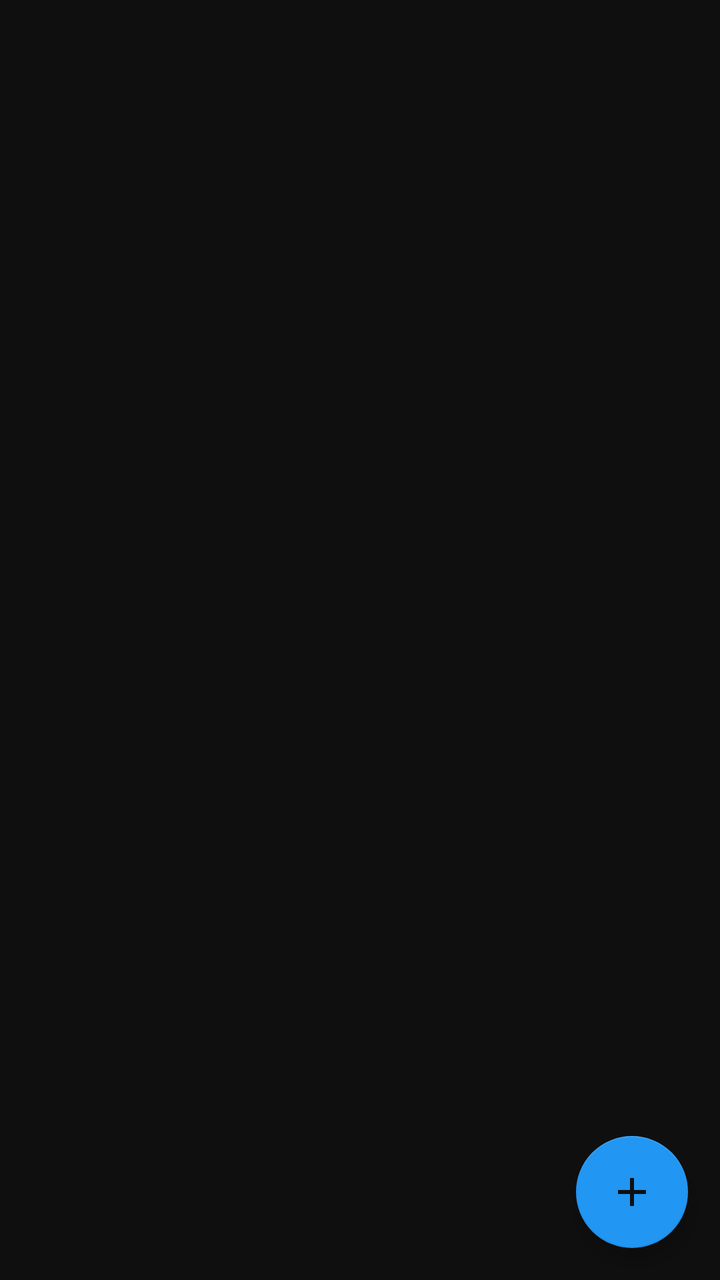
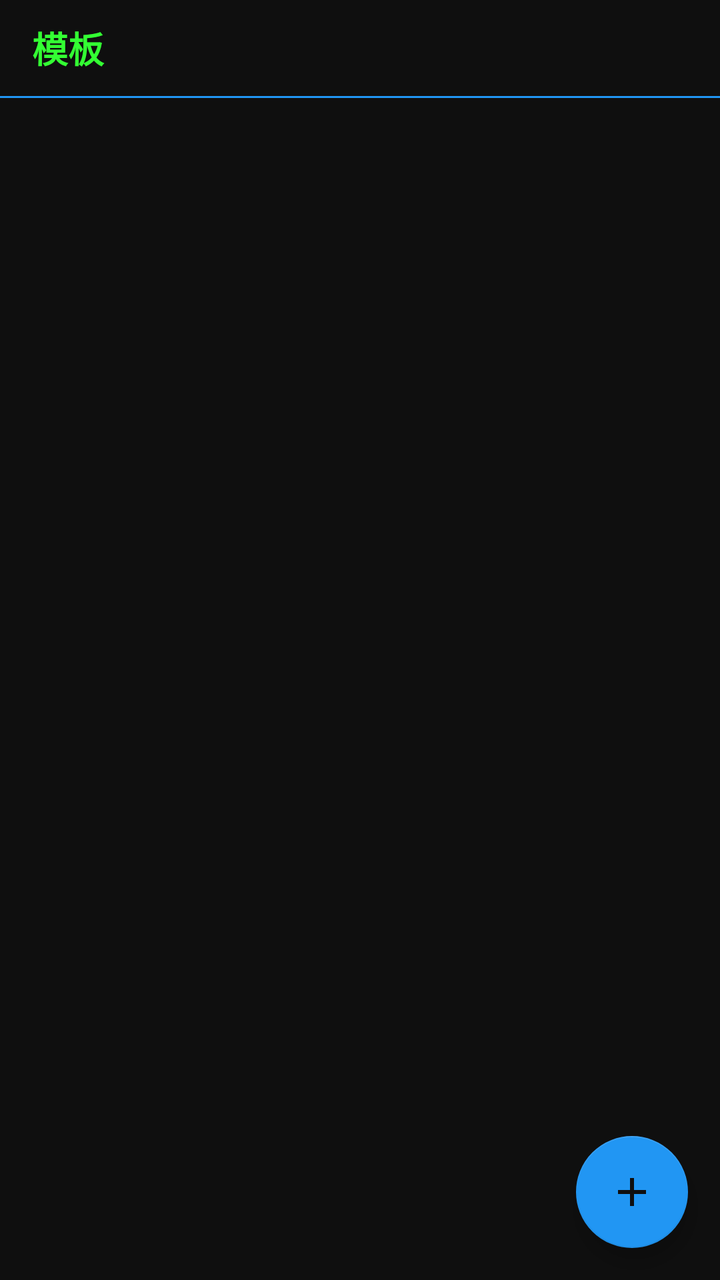

Compare the two renders of this Android layout. The source of the first and the diff that turns it into the second are given below.
<!-- AndroidManifest.xml: application theme Theme.TerminusRoot -->
<!-- res/layout/activity_templates.xml -->
<?xml version="1.0" encoding="utf-8"?>
<androidx.constraintlayout.widget.ConstraintLayout xmlns:android="http://schemas.android.com/apk/res/android"
    xmlns:app="http://schemas.android.com/apk/res-auto"
    android:layout_width="match_parent"
    android:layout_height="match_parent">

    <androidx.recyclerview.widget.RecyclerView
        android:id="@+id/recyclerTemplates"
        android:layout_width="match_parent"
        android:layout_height="0dp"
        app:layout_constraintBottom_toBottomOf="parent"
        app:layout_constraintEnd_toEndOf="parent"
        app:layout_constraintStart_toStartOf="parent"
        app:layout_constraintTop_toTopOf="parent" />

    <TextView
        android:id="@+id/textEmptyTemplates"
        android:layout_width="wrap_content"
        android:layout_height="wrap_content"
        android:text="@string/empty_templates"
        android:visibility="gone"
        app:layout_constraintBottom_toBottomOf="parent"
        app:layout_constraintEnd_toEndOf="parent"
        app:layout_constraintStart_toStartOf="parent"
        app:layout_constraintTop_toTopOf="parent" />

    <com.google.android.material.floatingactionbutton.FloatingActionButton
        android:id="@+id/fabNewTemplate"
        android:layout_width="wrap_content"
        android:layout_height="wrap_content"
        android:layout_margin="16dp"
        android:contentDescription="@string/new_template"
        android:src="@drawable/ic_add"
        app:layout_constraintBottom_toBottomOf="parent"
        app:layout_constraintEnd_toEndOf="parent"
        app:tint="@color/terminal_bg" />
</androidx.constraintlayout.widget.ConstraintLayout>
<!-- resources referenced by this layout -->
<resources>
  <color name="terminal_bg">#FF0F0F0F</color>
  <!-- drawable ic_add (drawable) -->
  <vector xmlns:android="http://schemas.android.com/apk/res/android"
      android:width="24dp"
      android:height="24dp"
      android:viewportWidth="24"
      android:viewportHeight="24">
      <path
          android:fillColor="@color/terminal_text"
          android:pathData="M19,13h-6v6h-2v-6H5v-2h6V5h2v6h6v2z" />
  </vector>
  <string name="empty_templates">暂无模板</string>
  <string name="new_template">新建模板</string>
  <style name="Theme.TerminusRoot" parent="Theme.MaterialComponents.DayNight.DarkActionBar">
          <item name="colorPrimary">@color/terminal_bg</item>
          <item name="colorPrimaryVariant">@color/black</item>
          <item name="colorOnPrimary">@color/terminal_text</item>
          <item name="colorSecondary">@color/accent</item>
          <item name="colorOnSecondary">@color/white</item>
          <item name="android:windowBackground">@color/terminal_bg</item>
          <item name="android:textColor">@color/terminal_text</item>
      </style>
  <color name="terminal_text">#FF33FF33</color>
  <color name="black">#FF000000</color>
  <color name="accent">#FF2196F3</color>
  <color name="white">#FFFFFFFF</color>
</resources>

<!-- the commit's change to res/layout/activity_templates.xml (unified diff, before → after) -->
@@ -3,6 +3,20 @@
     xmlns:app="http://schemas.android.com/apk/res-auto"
     android:layout_width="match_parent"
     android:layout_height="match_parent">
+
+    <TextView
+        android:id="@+id/headerTitle"
+        style="@style/TitleBar"
+        android:text="@string/templates"
+        app:layout_constraintStart_toStartOf="parent"
+        app:layout_constraintTop_toTopOf="parent" />
+
+    <View
+        android:id="@+id/headerDivider"
+        android:layout_width="match_parent"
+        android:layout_height="1dp"
+        android:background="@color/accent"
+        app:layout_constraintTop_toBottomOf="@id/headerTitle" />
 
     <androidx.recyclerview.widget.RecyclerView
         android:id="@+id/recyclerTemplates"
@@ -11,7 +25,7 @@
         app:layout_constraintBottom_toBottomOf="parent"
         app:layout_constraintEnd_toEndOf="parent"
         app:layout_constraintStart_toStartOf="parent"
-        app:layout_constraintTop_toTopOf="parent" />
+        app:layout_constraintTop_toBottomOf="@id/headerDivider" />
 
     <TextView
         android:id="@+id/textEmptyTemplates"
<!-- resource entries referenced after the edit -->
@@ -13,7 +13,19 @@
   </vector>
   <string name="empty_templates">暂无模板</string>
   <string name="new_template">新建模板</string>
-  <style name="Theme.TerminusRoot" parent="Theme.MaterialComponents.DayNight.DarkActionBar">
+  <string name="templates">模板</string>
+  <style name="TitleBar">
+          <item name="android:layout_width">match_parent</item>
+          <item name="android:layout_height">48dp</item>
+          <item name="android:background">@color/terminal_bg</item>
+          <item name="android:gravity">center_vertical</item>
+          <item name="android:paddingStart">16dp</item>
+          <item name="android:paddingEnd">16dp</item>
+          <item name="android:textColor">@color/terminal_text</item>
+          <item name="android:textSize">18sp</item>
+          <item name="android:textStyle">bold</item>
+      </style>
+  <style name="Theme.TerminusRoot" parent="Theme.MaterialComponents.DayNight.NoActionBar">
           <item name="colorPrimary">@color/terminal_bg</item>
           <item name="colorPrimaryVariant">@color/black</item>
           <item name="colorOnPrimary">@color/terminal_text</item>
